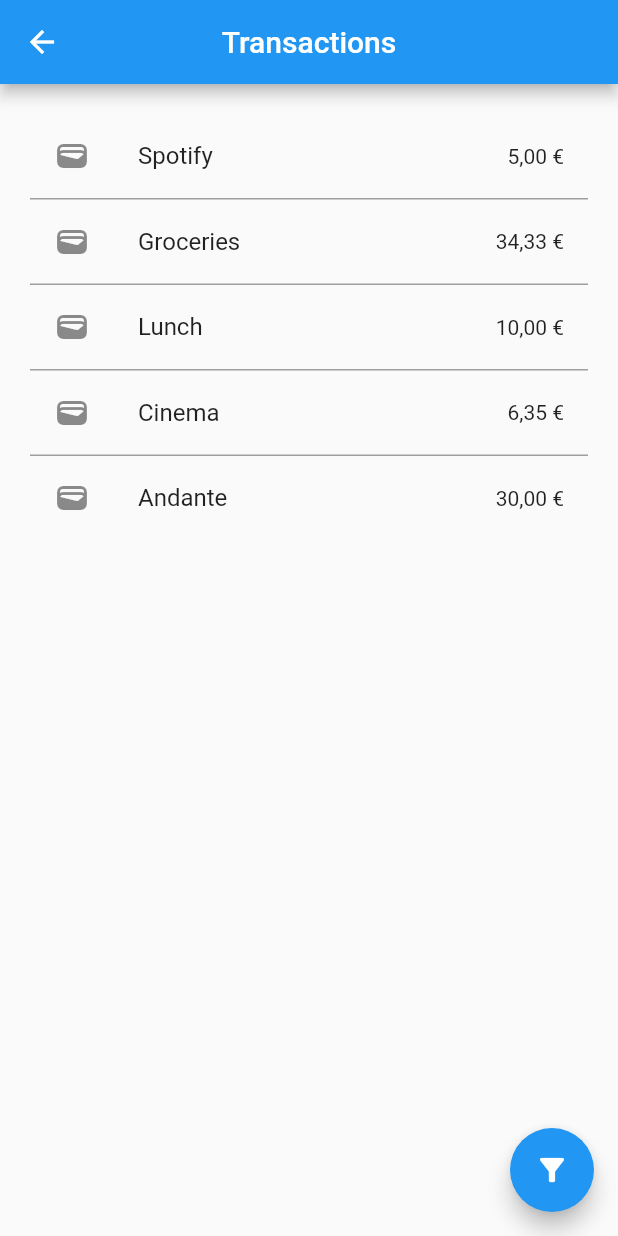
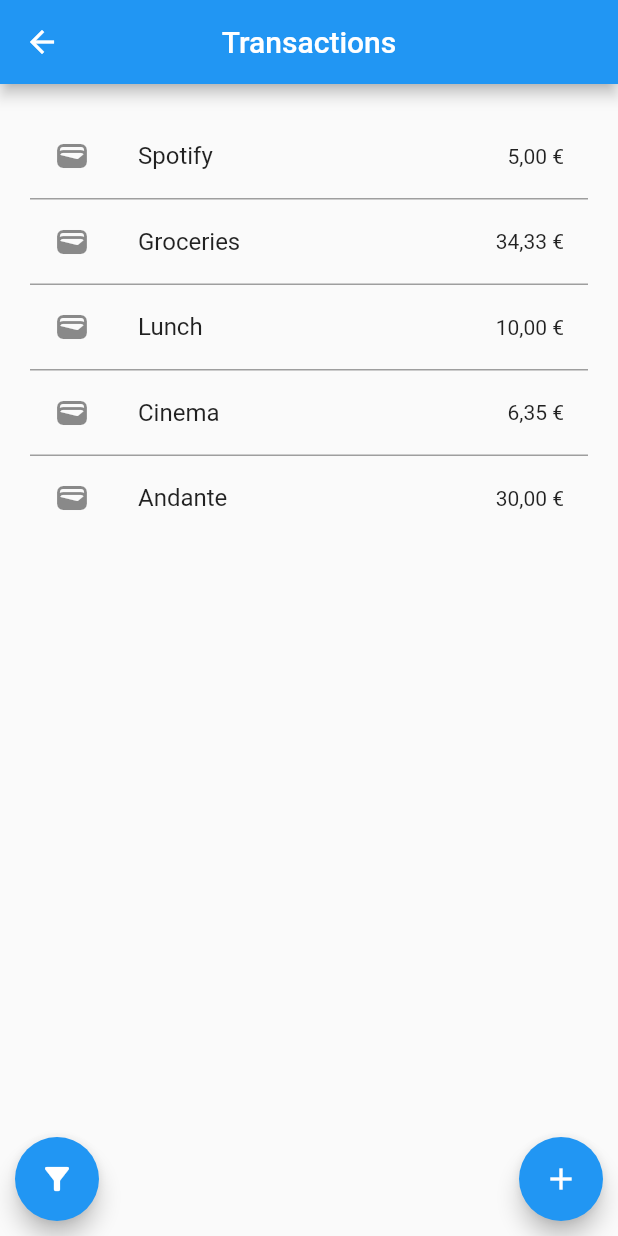
Before and after one commit to FEUP-LEIC-ES-2022-23/2LEIC16T5, a Flutter app: the MainMenu screen opened directly, after a tap on "Transactions", on a phone screen of 412 x 824 dp. Run offline on Flutter 3.47's test engine with Material 2 defaults, Android fonts, the phone set to English and light mode, and no system bars; our stand-ins replace google_fonts.

Commit message:
add transaction pop-up

```diff
--- a/app/lib/Viewer/MainMenu.dart
+++ b/app/lib/Viewer/MainMenu.dart
@@ -1,6 +1,6 @@
 import 'package:es/Viewer/settings.dart';
 import 'package:flutter/material.dart';
-import 'transactions_menu.dart';
+import 'TransactionsMenu.dart';
 import 'package:google_fonts/google_fonts.dart';
 
 class MainMenu extends StatelessWidget {
@@ -43,7 +43,7 @@ class MainMenu extends StatelessWidget {
                     Navigator.push(
                       context,
                       MaterialPageRoute(
-                          builder: (context) => TransactionMenu()),
+                          builder: (context) => TransactionsMenu()),
                     );
                   },
                   child: Text('Transactions', style: TextStyle(fontSize: 20))),
--- /dev/null
+++ b/app/lib/Viewer/TransactionsMenu.dart
@@ -0,0 +1,65 @@
+import 'package:flutter/material.dart';
+import '../model/transactions_repository.dart';
+import 'package:intl/intl.dart';
+import 'ButtonActions.dart';
+
+class TransactionsMenu extends StatefulWidget {
+  const TransactionsMenu({Key? key}) : super(key: key);
+
+  @override
+  State<TransactionsMenu> createState() => _TransactionsMenuState();
+}
+
+  class _TransactionsMenuState extends State<TransactionsMenu> {
+  @override
+  Widget build(BuildContext context) {
+    final transactions = TransactionRepository.transactions;
+    NumberFormat euro = NumberFormat.currency(locale: 'pt_PT', name: "€");
+
+    return Scaffold(
+        appBar: AppBar(
+          title: const Text('Transactions'),
+          centerTitle: true,
+        ),
+        body:
+        Stack(
+          children: [
+            ListView.separated(
+              itemBuilder: (BuildContext context, int index) {
+                return ListTile(
+                  shape: const RoundedRectangleBorder(
+                      borderRadius: BorderRadius.all(Radius.circular(12))),
+                  leading: const Icon(Icons.wallet),
+                  title: Text(transactions[index].name),
+                  trailing: Text(euro.format(transactions[index].total)),
+                );
+              },
+              padding: const EdgeInsets.all(20),
+              separatorBuilder: (BuildContext context, int index) {
+                return const Divider(
+                  color: Colors.grey,
+                  thickness: 1.0,
+                  height: 1.0,
+                );
+              },
+              itemCount: transactions.length,
+            ),
+            Align(
+                alignment: Alignment.bottomLeft,
+                child: Padding( padding: EdgeInsets.all(10),
+                  child: FloatingActionButton(
+                      onPressed: () {}, child: const Icon(Icons.filter_alt)),
+                )
+            ),
+            Align(
+                alignment: Alignment.bottomRight,
+                child: Padding( padding: EdgeInsets.all(10),
+                  child: FloatingActionButton(
+                      onPressed: () {ButtonActions().newTransaction(context);}, child: const Icon(Icons.add)),
+                )
+            )
+          ],
+        )
+    );
+  }
+}
--- a/app/lib/Viewer/transactions_menu.dart
+++ /dev/null
@@ -1,42 +0,0 @@
-import 'package:flutter/material.dart';
-import '../model/transactions_repository.dart';
-import 'package:intl/intl.dart';
-
-class TransactionMenu extends StatelessWidget {
-  const TransactionMenu({super.key});
-
-  @override
-  Widget build(BuildContext context) {
-    final transactions = TransactionRepository.transactions;
-    NumberFormat euro = NumberFormat.currency(locale: 'pt_PT', name: "€");
-
-    return Scaffold(
-      appBar: AppBar(
-        title: const Text('Transactions'),
-        centerTitle: true,
-      ),
-      body: ListView.separated(
-        itemBuilder: (BuildContext context, int index) {
-          return ListTile(
-            shape: const RoundedRectangleBorder(
-                borderRadius: BorderRadius.all(Radius.circular(12))),
-            leading: const Icon(Icons.wallet),
-            title: Text(transactions[index].name),
-            trailing: Text(euro.format(transactions[index].total)),
-          );
-        },
-        padding: const EdgeInsets.all(20),
-        separatorBuilder: (BuildContext context, int index) {
-          return const Divider(
-            color: Colors.grey,
-            thickness: 1.0,
-            height: 1.0,
-          );
-        },
-        itemCount: transactions.length,
-      ),
-      floatingActionButton: FloatingActionButton(
-          onPressed: () {}, child: const Icon(Icons.filter_alt)),
-    );
-  }
-}
```
Also changed, not shown: app/lib/Viewer/ButtonActions.dart (added, +156 -0 lines), app/lib/Viewer/settings.dart (+13 -38 lines), app/pubspec.lock, 9 other files.
